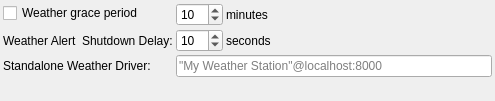
This is kstars/ekos/scheduler/opsweathersettings.ui in KDE/kstars as Qt 5 draws it before an edit. The edited form follows.
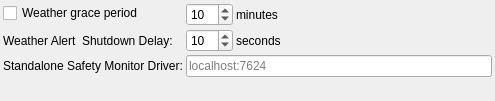
This is the edited form.

Commit message: Use INDI Safety Monitor driver as the standealone option for observatory safety monitoring

Diff of the .ui file:
```diff
--- a/kstars/ekos/scheduler/opsweathersettings.ui
+++ b/kstars/ekos/scheduler/opsweathersettings.ui
@@ -131,7 +131,7 @@
      <item row="2" column="0">
       <widget class="QLabel" name="label_2">
        <property name="text">
-        <string>Standalone Weather Driver:</string>
+        <string>Standalone Safety Monitor Driver:</string>
        </property>
       </widget>
      </item>
@@ -141,7 +141,7 @@
         <string>Connection string for the weather monitoring driver. The scheduler uses this to continuously monitor weather conditions and evaluate whether it is safe to operate the observatory.</string>
        </property>
        <property name="placeholderText">
-        <string>&quot;My Weather Station&quot;@localhost:8000</string>
+        <string>localhost:7624</string>
        </property>
       </widget>
      </item>
```
Left out of the diff: 4 changed lines with no effect on the pictures. The commit also changes 8 other files.
